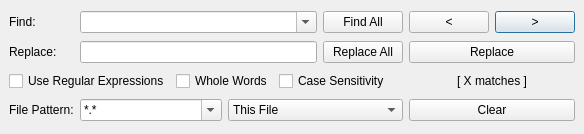
First picture: the form in src/searchwidget.ui, repository GAMS-dev/studio, before the edit.
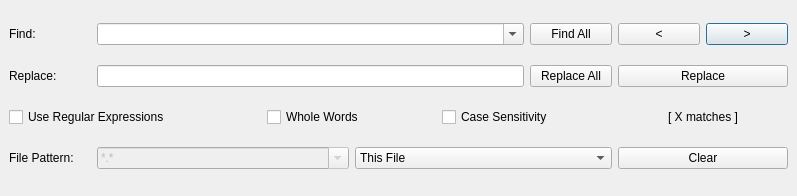
Second picture: the form after the edit.

Patch:
```diff
--- a/src/searchwidget.ui
+++ b/src/searchwidget.ui
@@ -6,8 +6,8 @@
    <rect>
     <x>0</x>
     <y>0</y>
-    <width>584</width>
-    <height>134</height>
+    <width>797</width>
+    <height>196</height>
    </rect>
   </property>
   <property name="windowTitle">
@@ -250,6 +250,9 @@
    </item>
    <item row="3" column="1" colspan="3">
     <widget class="QComboBox" name="combo_filePattern">
+     <property name="enabled">
+      <bool>false</bool>
+     </property>
      <property name="toolTip">
       <string>&lt;html&gt;&lt;head/&gt;&lt;body&gt;&lt;p&gt;Sets a filter for filenames using wildcard syntax.&lt;/p&gt;&lt;p&gt;Examples: &amp;quot;&lt;span style=&quot; font-weight:600;&quot;&gt;trnsport&lt;/span&gt;&amp;quot; to search in all files with that name including any extension, &amp;quot;&lt;span style=&quot; font-weight:600;&quot;&gt;*.gms&lt;/span&gt;&amp;quot; to search in all gms files.&lt;/p&gt;&lt;p&gt;Does &lt;span style=&quot; font-weight:600;&quot;&gt;not&lt;/span&gt; support list of filters yet (like &amp;quot;&lt;span style=&quot; font-weight:600;&quot;&gt;*.gms, *.lst&lt;/span&gt;&amp;quot;).&lt;/p&gt;&lt;p&gt;Note: GDX files are always excluded and cannot be searched.&lt;/p&gt;&lt;/body&gt;&lt;/html&gt;</string>
      </property>
```
